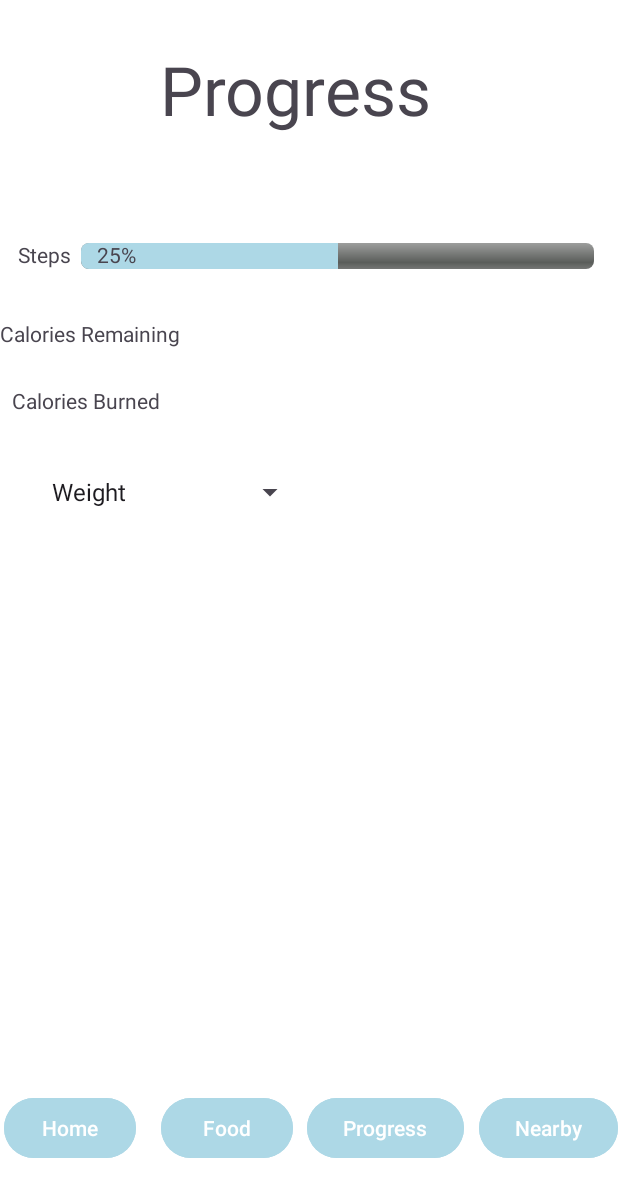
After one commit to Raad2004/JourneyFit, an Android app: the ProgressActivity screen opened directly, with no data from a screen before it, on a phone screen of 412 x 824 dp. The commit adds this screen. Shown: the top 1197 px of the screen. Run offline under Robolectric (Android 15) with nearby library versions, the phone set to English and light mode, and no system bars.

Commit message:
done working here

```diff
--- a/app/build.gradle.kts
+++ b/app/build.gradle.kts
@@ -1,3 +1,6 @@
+
+
+
 plugins {
     alias(libs.plugins.android.application)
 }
@@ -31,6 +34,8 @@ android {
     }
 }
 
+
+
 dependencies {
 
     implementation(libs.appcompat)
@@ -40,4 +45,5 @@ dependencies {
     testImplementation(libs.junit)
     androidTestImplementation(libs.ext.junit)
     androidTestImplementation(libs.espresso.core)
+
 }
--- a/app/src/main/AndroidManifest.xml
+++ b/app/src/main/AndroidManifest.xml
@@ -13,6 +13,9 @@
         android:theme="@style/Theme.JourneyFit"
         tools:targetApi="31">
         <activity
+            android:name=".ProgressActivity"
+            android:exported="false" />
+        <activity
             android:name=".Tutorial"
             android:exported="false" />
         <activity
--- a/app/src/main/java/com/example/journeyfit/MainActivity.java
+++ b/app/src/main/java/com/example/journeyfit/MainActivity.java
@@ -26,11 +26,22 @@ public class MainActivity extends AppCompatActivity {
         });
 
         Button tutorialButton = findViewById(R.id.tutorial_button);
+        Button ProgressButton=findViewById(R.id.progress_button);
+
+        ProgressButton.setOnClickListener(new View.OnClickListener() {
+            @Override
+            public void onClick(View v) {
+                Intent intent = new Intent(MainActivity.this,ProgressActivity.class);
+                startActivity(intent);
+            }
+        });
+
+
 
         tutorialButton.setOnClickListener(new View.OnClickListener() {
             @Override
             public void onClick(View v) {
-                // Create an Intent to start the Tutorial activity
+
                 Intent intent = new Intent(MainActivity.this, Tutorial.class);
                 startActivity(intent);
             }
--- /dev/null
+++ b/app/src/main/java/com/example/journeyfit/ProgressActivity.java
@@ -0,0 +1,55 @@
+package com.example.journeyfit;
+
+import android.os.Bundle;
+import android.view.View;
+import android.widget.AdapterView;
+import android.widget.ArrayAdapter;
+import android.widget.ProgressBar;
+import android.widget.Spinner;
+
+import androidx.activity.EdgeToEdge;
+import androidx.appcompat.app.AppCompatActivity;
+import androidx.core.graphics.Insets;
+import androidx.core.view.ViewCompat;
+import androidx.core.view.WindowInsetsCompat;
+
+public class ProgressActivity extends AppCompatActivity {
+
+    @Override
+    protected void onCreate(Bundle savedInstanceState) {
+        super.onCreate(savedInstanceState);
+        EdgeToEdge.enable(this);
+        setContentView(R.layout.activity_progress);
+        ViewCompat.setOnApplyWindowInsetsListener(findViewById(R.id.main), (v, insets) -> {
+            Insets systemBars = insets.getInsets(WindowInsetsCompat.Type.systemBars());
+            v.setPadding(systemBars.left, systemBars.top, systemBars.right, systemBars.bottom);
+            return insets;
+        });
+
+        Spinner spiner = findViewById(R.id.Spinner);
+        String[] options = {"Weight","Calories Burned","Distance","Bench Press","Squat"};
+        ArrayAdapter<String> adapter = new ArrayAdapter<>(this, android.R.layout.simple_spinner_item, options);
+        adapter.setDropDownViewResource(android.R.layout.simple_spinner_dropdown_item);
+        spiner.setAdapter(adapter);
+
+        ProgressBar progressBar = findViewById(R.id.horizontalBar);
+        progressBar.setProgress(50);
+
+
+        spiner.setOnItemSelectedListener(new AdapterView.OnItemSelectedListener() {
+            @Override
+            public void onItemSelected(AdapterView<?> parent, View view, int position, long id) {
+
+            }
+
+            @Override
+            public void onNothingSelected(AdapterView<?> parent) {
+
+            }
+        });
+
+
+
+
+    }
+}
--- /dev/null
+++ b/app/src/main/res/layout/activity_progress.xml
@@ -0,0 +1,157 @@
+<?xml version="1.0" encoding="utf-8"?>
+<androidx.constraintlayout.widget.ConstraintLayout xmlns:android="http://schemas.android.com/apk/res/android"
+    xmlns:app="http://schemas.android.com/apk/res-auto"
+    xmlns:tools="http://schemas.android.com/tools"
+    android:id="@+id/main"
+    android:layout_width="match_parent"
+    android:layout_height="match_parent"
+    android:background="#FFFFFF"
+    tools:context=".ProgressActivity">
+
+    <TextView
+        android:id="@+id/ProgressText"
+        android:layout_width="wrap_content"
+        android:layout_height="wrap_content"
+        android:text="Progress"
+        android:textSize="45sp"
+        app:layout_constraintBottom_toBottomOf="parent"
+        app:layout_constraintEnd_toEndOf="parent"
+        app:layout_constraintHorizontal_bias="0.461"
+        app:layout_constraintStart_toStartOf="parent"
+        app:layout_constraintTop_toTopOf="parent"
+        app:layout_constraintVertical_bias="0.038" />
+
+    <TextView
+        android:id="@+id/StepsText"
+        android:layout_width="wrap_content"
+        android:layout_height="wrap_content"
+        android:text="Steps"
+        app:layout_constraintBottom_toBottomOf="parent"
+        app:layout_constraintEnd_toEndOf="parent"
+        app:layout_constraintHorizontal_bias="0.032"
+        app:layout_constraintStart_toStartOf="parent"
+        app:layout_constraintTop_toTopOf="parent"
+        app:layout_constraintVertical_bias="0.199" />
+
+    <TextView
+        android:id="@+id/CaloriesRemainingText"
+        android:layout_width="wrap_content"
+        android:layout_height="wrap_content"
+        android:text="Calories Remaining"
+        app:layout_constraintBottom_toBottomOf="parent"
+        app:layout_constraintEnd_toEndOf="parent"
+        app:layout_constraintHorizontal_bias="0.0"
+        app:layout_constraintStart_toStartOf="parent"
+        app:layout_constraintTop_toTopOf="parent"
+        app:layout_constraintVertical_bias="0.264" />
+
+    <TextView
+        android:id="@+id/stepsText2"
+        android:layout_width="wrap_content"
+        android:layout_height="wrap_content"
+        android:text="Calories Burned"
+        app:layout_constraintBottom_toBottomOf="parent"
+        app:layout_constraintEnd_toEndOf="parent"
+        app:layout_constraintHorizontal_bias="0.025"
+        app:layout_constraintStart_toStartOf="parent"
+        app:layout_constraintTop_toTopOf="parent"
+        app:layout_constraintVertical_bias="0.32" />
+
+    <Spinner
+        android:id="@+id/Spinner"
+        android:layout_width="wrap_content"
+        android:layout_height="wrap_content"
+        android:layout_margin="16dp"
+        android:spinnerMode="dropdown"
+        app:layout_constraintBottom_toBottomOf="parent"
+        app:layout_constraintEnd_toEndOf="parent"
+        app:layout_constraintHorizontal_bias="0.054"
+        app:layout_constraintStart_toStartOf="parent"
+        app:layout_constraintTop_toTopOf="parent"
+        app:layout_constraintVertical_bias="0.391" />
+
+    <Button
+        android:id="@+id/home"
+        android:layout_width="wrap_content"
+        android:layout_height="wrap_content"
+        android:backgroundTint="#ADD8E6"
+        android:text="Home"
+
+        app:layout_constraintBottom_toBottomOf="parent"
+        app:layout_constraintEnd_toEndOf="parent"
+        app:layout_constraintHorizontal_bias="0.009"
+        app:layout_constraintStart_toStartOf="parent"
+        app:layout_constraintTop_toTopOf="parent"
+        app:layout_constraintVertical_bias="0.938" />
+
+    <Button
+        android:id="@+id/Progress"
+        android:layout_width="wrap_content"
+        android:layout_height="wrap_content"
+        android:text="Progress"
+        android:backgroundTint="#ADD8E6"
+
+        app:layout_constraintBottom_toBottomOf="parent"
+        app:layout_constraintEnd_toEndOf="parent"
+        app:layout_constraintHorizontal_bias="0.665"
+        app:layout_constraintStart_toStartOf="parent"
+        app:layout_constraintTop_toTopOf="parent"
+        app:layout_constraintVertical_bias="0.938" />
+
+    <Button
+        android:id="@+id/Nearby"
+        android:layout_width="wrap_content"
+        android:layout_height="wrap_content"
+        android:text="Nearby"
+        android:backgroundTint="#ADD8E6"
+
+        app:layout_constraintBottom_toBottomOf="parent"
+        app:layout_constraintEnd_toEndOf="parent"
+        app:layout_constraintHorizontal_bias="1.0"
+        app:layout_constraintStart_toStartOf="parent"
+        app:layout_constraintTop_toTopOf="parent"
+        app:layout_constraintVertical_bias="0.938" />
+
+    <Button
+        android:id="@+id/Food"
+        android:layout_width="wrap_content"
+        android:layout_height="wrap_content"
+        android:text="Food"
+        android:backgroundTint="#ADD8E6"
+
+        app:layout_constraintBottom_toBottomOf="parent"
+        app:layout_constraintEnd_toEndOf="parent"
+        app:layout_constraintHorizontal_bias="0.331"
+        app:layout_constraintStart_toStartOf="parent"
+        app:layout_constraintTop_toTopOf="parent"
+        app:layout_constraintVertical_bias="0.938" />
+
+
+    <ProgressBar
+        android:id="@+id/horizontalBar"
+        style="@android:style/Widget.ProgressBar.Horizontal"
+        android:layout_width="342dp"
+        android:layout_height="17dp"
+        android:max="100"
+        android:progress="25"
+        android:progressTint="#ADD8E6"
+        app:layout_constraintBottom_toBottomOf="parent"
+        app:layout_constraintEnd_toEndOf="parent"
+        app:layout_constraintHorizontal_bias="0.768"
+        app:layout_constraintStart_toStartOf="parent"
+        app:layout_constraintTop_toTopOf="parent"
+        app:layout_constraintVertical_bias="0.201" />
+
+    <TextView
+        android:id="@+id/ProgressBarPercent"
+        android:layout_width="wrap_content"
+        android:layout_height="wrap_content"
+        android:text="25%"
+        app:layout_constraintBottom_toBottomOf="parent"
+        app:layout_constraintEnd_toEndOf="parent"
+        app:layout_constraintHorizontal_bias="0.168"
+        app:layout_constraintStart_toStartOf="parent"
+        app:layout_constraintTop_toTopOf="parent"
+        app:layout_constraintVertical_bias="0.199" />
+
+</androidx.constraintlayout.widget.ConstraintLayout>
--- a/app/src/main/res/values/strings.xml
+++ b/app/src/main/res/values/strings.xml
@@ -1,3 +1,11 @@
 <resources>
     <string name="app_name">JourneyFit</string>
+
+    <string-array name="spinner_options">
+        <item>Weight</item>
+        <item>Calories Burned</item>
+        <item>Distance</item>
+        <item>Bench Press</item>
+        <item>Squat</item>
+    </string-array>
 </resources>
```
